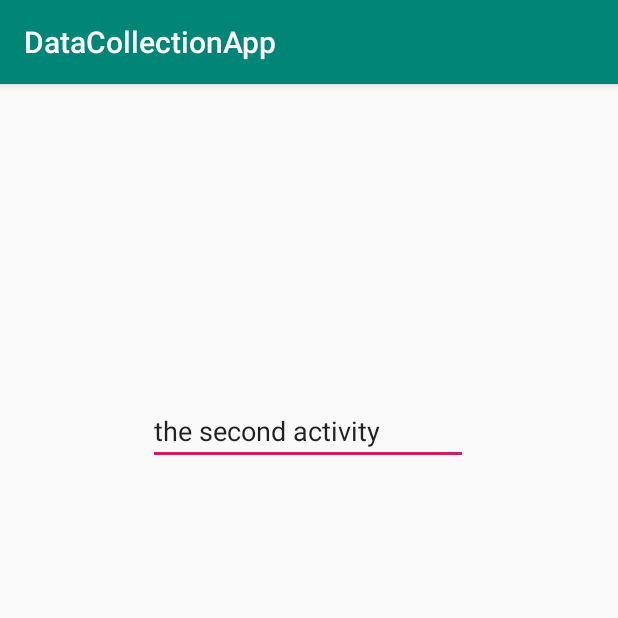
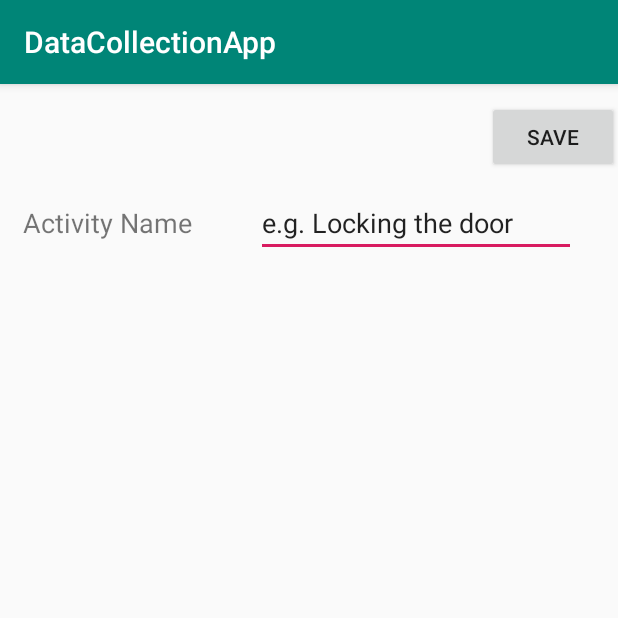
Before and after one commit to ErikLoo/HW-Data-Collection, an Android app: the config_activity screen opened directly, with no data from a screen before it, on a phone screen of 412 x 824 dp, the top half of it. Run offline under Robolectric (Android 15) with nearby library versions, the phone set to English and light mode, and no system bars.

```diff
--- a/app/src/main/java/com/example/datacollectionapp/AtomPayListAdapter.java
+++ b/app/src/main/java/com/example/datacollectionapp/AtomPayListAdapter.java
@@ -40,7 +40,10 @@ public class AtomPayListAdapter extends ArrayAdapter<AtomPayment> {
 		holder = new AtomPaymentHolder();
 		holder.atomPayment = items.get(position);
 		holder.removePaymentButton = (ImageButton)row.findViewById(R.id.atomPay_removePay);
-		holder.removePaymentButton.setTag(holder.atomPayment);
+		holder.removePaymentButton.setTag(holder.atomPayment); //The tag of a view can store data
+
+		holder.editButton = (ImageButton)row.findViewById(R.id.edit_button);
+		holder.editButton.setTag(holder.atomPayment);
 
 		holder.name = (TextView)row.findViewById(R.id.atomPay_name);
 		setNameTextChangeListener(holder);
@@ -63,6 +66,7 @@ public class AtomPayListAdapter extends ArrayAdapter<AtomPayment> {
 		TextView name;
 		TextView value;
 		ImageButton removePaymentButton;
+		ImageButton editButton;
 	}
 
 	private void setNameTextChangeListener(final AtomPaymentHolder holder) {
--- a/app/src/main/res/layout/activity_config_activity.xml
+++ b/app/src/main/res/layout/activity_config_activity.xml
@@ -6,22 +6,50 @@
     android:layout_height="match_parent"
     tools:context=".config_activity">
 
-    <EditText
-        android:id="@+id/editText"
+    <TextView
+        android:id="@+id/textView3"
         android:layout_width="wrap_content"
         android:layout_height="wrap_content"
-        android:layout_marginStart="98dp"
-        android:layout_marginLeft="98dp"
-        android:layout_marginTop="190dp"
-        android:layout_marginEnd="100dp"
-        android:layout_marginRight="100dp"
-        android:layout_marginBottom="496dp"
+        android:layout_marginTop="80dp"
+        android:layout_marginEnd="284dp"
+        android:layout_marginRight="284dp"
+        android:text="Activity Name"
+        android:textSize="18sp"
+        app:layout_constraintEnd_toEndOf="parent"
+        app:layout_constraintTop_toTopOf="parent" />
+
+    <EditText
+        android:id="@+id/editText2"
+        android:layout_width="wrap_content"
+        android:layout_height="wrap_content"
+        android:layout_marginStart="9dp"
+        android:layout_marginLeft="9dp"
+        android:layout_marginTop="70dp"
+        android:layout_marginEnd="25dp"
+        android:layout_marginRight="25dp"
+        android:layout_marginBottom="612dp"
         android:ems="10"
         android:inputType="textPersonName"
-        android:text="@string/the_second_activity"
+        android:text="e.g. Locking the door"
         app:layout_constraintBottom_toBottomOf="parent"
         app:layout_constraintEnd_toEndOf="parent"
+        app:layout_constraintHorizontal_bias="0.918"
+        app:layout_constraintStart_toEndOf="@+id/textView3"
+        app:layout_constraintTop_toTopOf="parent"
+        app:layout_constraintVertical_bias="0.0" />
+
+    <Button
+        android:id="@+id/button"
+        android:layout_width="wrap_content"
+        android:layout_height="wrap_content"
+        android:layout_marginStart="325dp"
+        android:layout_marginLeft="325dp"
+        android:layout_marginTop="11dp"
+        android:layout_marginBottom="11dp"
+        android:text="Save"
+        app:layout_constraintBottom_toTopOf="@+id/editText2"
+        app:layout_constraintEnd_toEndOf="parent"
         app:layout_constraintStart_toStartOf="parent"
-        app:layout_constraintTop_toTopOf="parent"
-        android:autofillHints="" />
+        app:layout_constraintTop_toTopOf="parent" />
+
 </android.support.constraint.ConstraintLayout>
--- a/app/src/main/res/layout/list_item.xml
+++ b/app/src/main/res/layout/list_item.xml
@@ -9,14 +9,14 @@
         android:id="@+id/atomPay_name"
         android:layout_width="0sp"
         android:layout_height="fill_parent"
-        android:layout_weight="2"
+        android:layout_weight="1"
         android:gravity="center_vertical"
         android:hint="@string/EnterPays_atomPay_nameHint"
         android:textAppearance="?android:attr/textAppearanceSmall" />
 
     <EditText
         android:id="@+id/atomPay_value"
-        android:layout_width="0sp"
+        android:layout_width="10sp"
         android:layout_height="fill_parent"
         android:layout_weight="1"
         android:gravity="center"
@@ -24,10 +24,16 @@
         android:text="@string/EnterPays_TextView_ZeroValue"
         android:textAppearance="?android:attr/textAppearanceSmall" />
 
+    <Switch
+        android:id="@+id/switch2"
+        android:layout_width="wrap_content"
+        android:layout_height="fill_parent" />
+
     <ImageButton
         android:id="@+id/edit_button"
         android:layout_width="@dimen/width_button"
         android:layout_height="fill_parent"
+        android:onClick="edit_configuration"
         app:srcCompat="@android:drawable/ic_menu_edit" />
 
     <ImageButton
--- a/build.gradle
+++ b/build.gradle
@@ -7,7 +7,7 @@ buildscript {
 
     }
     dependencies {
-        classpath 'com.android.tools.build:gradle:3.4.0'
+        classpath 'com.android.tools.build:gradle:3.4.2'
 
         // NOTE: Do not place your application dependencies here; they belong
         // in the individual module build.gradle files
```
Also changed, not shown: 3 other files.
